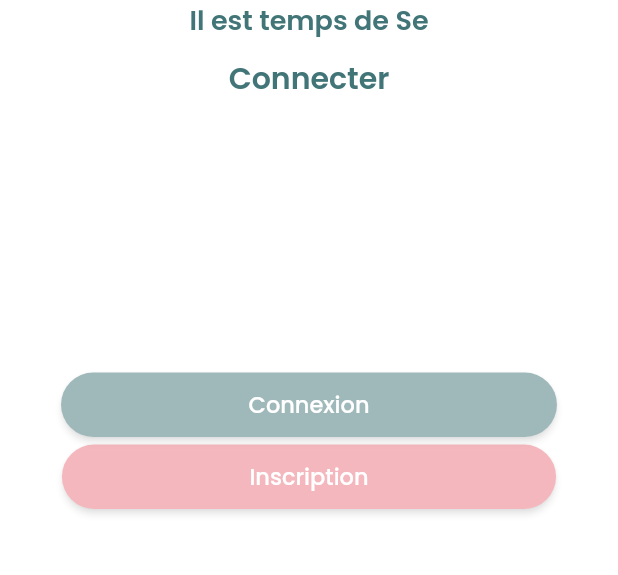
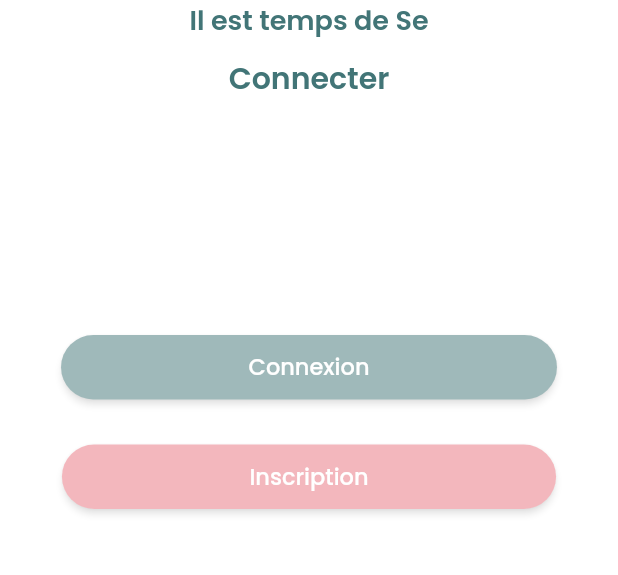
Before and after one commit to inadias/flutter-remindme, a Flutter app: the LoginPage screen opened directly, on a phone screen of 412 x 824 dp, the part 459-1034 px from its top. Run offline on Flutter 3.47's test engine with Material 2 defaults, Android fonts, the light colour scheme and no system bars; our stand-ins replace google_fonts.

Commit message:
validation form connexion

```diff
--- a/lib/login_form.dart
+++ b/lib/login_form.dart
@@ -1,4 +1,5 @@
 import 'package:flutter/material.dart';
+import 'package:google_fonts/google_fonts.dart';
 
 import 'package:remind_me/animation_delay.dart';
 
@@ -10,23 +11,46 @@ class LoginForm extends StatefulWidget {
 
 class _LoginFormState extends State<LoginForm> {
   var _obscureText = true;
+  var _username="";
+
+  _checkLoginValue(){
+    if(_formKey.currentState!.validate()){
+      return;
+    }else{
+      return 'Merci de remplir le formumaire de connexion ';
+    }
+  }
+ var color_green = const Color(0xFF427577);
+  final GlobalKey<FormState> _formKey= GlobalKey<FormState>();
   @override
   Widget build(BuildContext context) {
     return Container(
       margin: EdgeInsets.symmetric(
         horizontal: 30,
       ),
+  child: Form(
+    key: _formKey,
       child: Column(
         children: [
           DelayedAnimation(
             delay: 2000,
-            child: TextField(
+            child: TextFormField(
               decoration: InputDecoration(
                 labelText: 'Your Email',
                 labelStyle: TextStyle(
                   color: Colors.grey[400],
                 ),
               ),
+              validator: (value) {
+                if(value!.isEmpty){
+                  return "Entrez une pseudo";
+                }
+                return null;
+              },
+              onSaved: (value) {
+                _username=value!;
+              },
+
             ),
           ),
           SizedBox(height: 20),
@@ -53,8 +77,31 @@ class _LoginFormState extends State<LoginForm> {
               ),
             ),
           ),
+          DelayedAnimation(
+            delay: 1500,
+            child: ElevatedButton(
+              style: ElevatedButton.styleFrom(
+                shape: StadiumBorder(),
+                primary: color_green,
+                padding: EdgeInsets.symmetric(
+                  horizontal: 125,
+                  vertical: 10,
+                ),
+              ),
+              child: Text(
+                'Connexion',
+                style: GoogleFonts.poppins(
+                  color: Colors.white,
+                  fontSize: 15,
+                  fontWeight: FontWeight.w500,
+                ),
+              ),
+              onPressed: _checkLoginValue,
+            ),
+          ),
         ],
       ),
+  ),
     );
   }
 }
--- a/lib/login_page.dart
+++ b/lib/login_page.dart
@@ -77,35 +77,7 @@ class _LoginPageState extends State<LoginPage> {
             SizedBox(height: 20),
             LoginForm(),
             SizedBox(height: 25),
-            DelayedAnimation(
-              delay: 1500,
-              child: ElevatedButton(
-                style: ElevatedButton.styleFrom(
-                  shape: StadiumBorder(),
-                  primary: color_green,
-                  padding: EdgeInsets.symmetric(
-                    horizontal: 125,
-                    vertical: 10,
-                  ),
-                ),
-                child: Text(
-                  'Connexion',
-                  style: GoogleFonts.poppins(
-                    color: Colors.white,
-                    fontSize: 15,
-                    fontWeight: FontWeight.w500,
-                  ),
-                ),
-                onPressed: () {
-                  Navigator.push(
-                    context,
-                    MaterialPageRoute(
-                      builder: (context) => MyApp(),
-                    ),
-                  );
-                },
-              ),
-            ),
+
             DelayedAnimation(
               delay: 1500,
               child: ElevatedButton(
```
